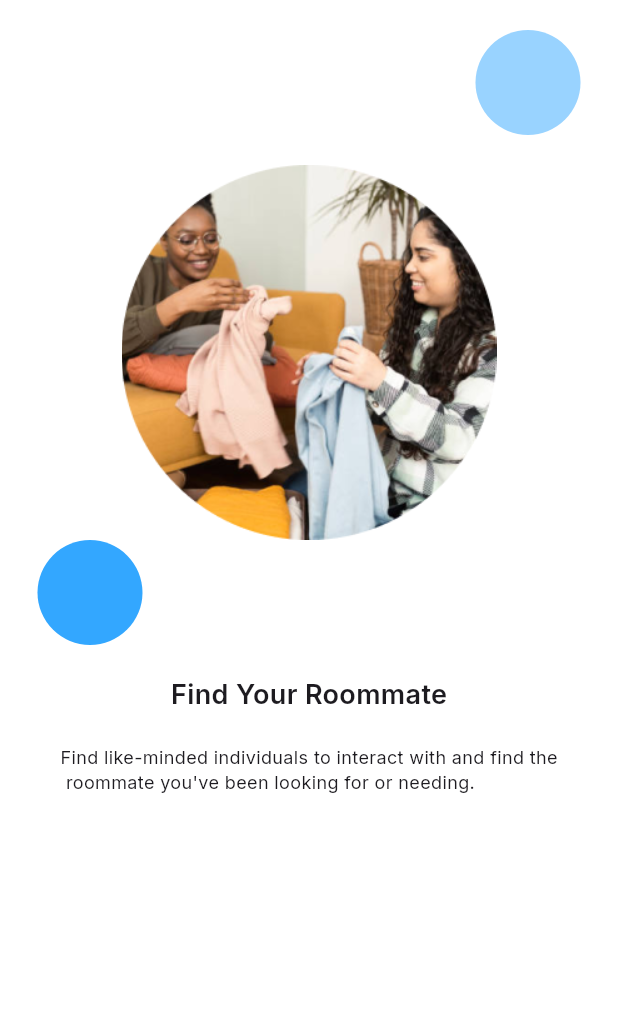
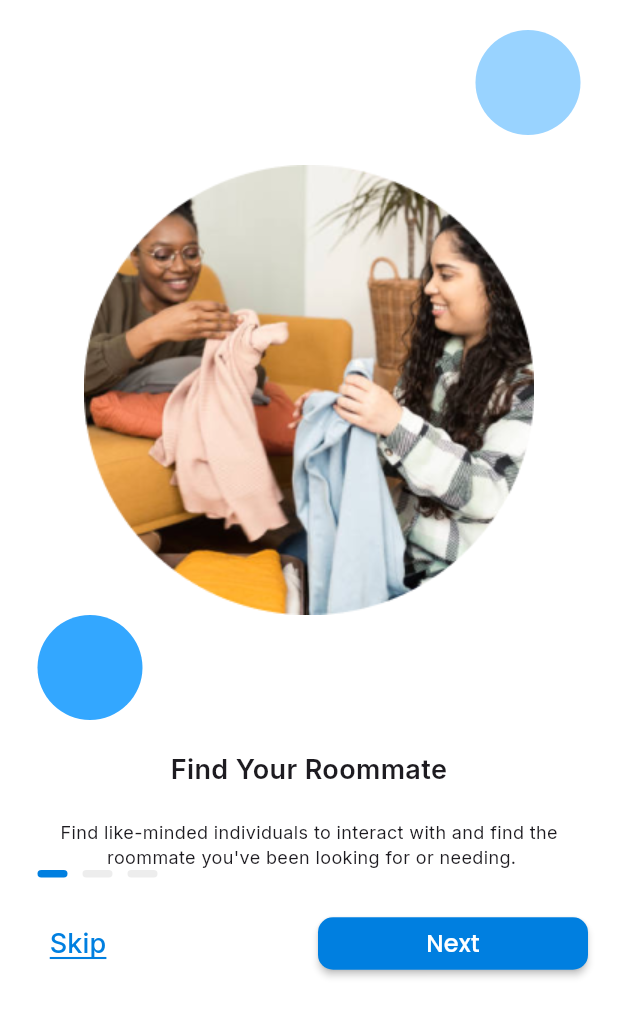
Before and after one commit to ikotun-dev/lp-mobile, a Flutter app: the screen it shows after launch, on a phone screen of 412 x 824 dp. Shown: the top 1017 px of the screen. Run offline on Flutter 3.47's test engine with Material 2 defaults, Android fonts, the phone set to English and light mode, and no system bars; our stand-ins replace google_fonts; statements that could not run were skipped.

Commit message:
onboarding commit

```diff
--- a/lib/app screens/onboard/models/onboard_model.dart
+++ b/lib/app screens/onboard/models/onboard_model.dart
@@ -13,19 +13,19 @@ final onboardAssets = [
   OnboardModel(
     header: 'Find Your Roommate',
     description:
-        "Find like-minded individuals to interact with and find the roommate you've been looking for or needing.",
+        "Find like-minded individuals to interact with and find the\n roommate you've been looking for or needing.",
     imagePath: 'onboard1',
   ),
   OnboardModel(
     header: 'Get Apartments/rooms close to you',
     description:
-        'Get apartments easily and within your budget that are  close to you and wherever you want.',
+        'Get apartments easily and within your budget that are\n  close to you and wherever you want.',
     imagePath: 'onboard2',
   ),
   OnboardModel(
     header: 'Post Your Residences',
     description:
-        "Find verified tenants by listing your apartments or rooms for rent or sale.",
+        "Find verified tenants by listing your apartments or rooms\n for rent or sale.",
     imagePath: 'onboard3',
   ),
 ];
--- a/lib/app screens/onboard/views/onboard_screen.dart
+++ b/lib/app screens/onboard/views/onboard_screen.dart
@@ -1,6 +1,9 @@
 import 'package:flutter/material.dart';
+import 'package:google_fonts/google_fonts.dart';
 import 'package:living_pro/utils/colors.dart';
 import 'package:living_pro/utils/text.dart';
+
+import '../models/onboard_model.dart';
 
 class OnboardingScreen extends StatefulWidget {
   const OnboardingScreen({super.key});
@@ -10,6 +13,7 @@ class OnboardingScreen extends StatefulWidget {
 }
 
 class _OnboardingScreenState extends State<OnboardingScreen> {
+  int index = 0;
   @override
   Widget build(BuildContext context) {
     return Scaffold(
@@ -37,14 +41,10 @@ class _OnboardingScreenState extends State<OnboardingScreen> {
               ),
               Center(
                 child: Container(
-                  height: 250,
-                  width: 250,
-                  decoration: const BoxDecoration(
-                    image: DecorationImage(
-                      image: AssetImage("assets/onboard1.png"),
-                      fit: BoxFit.fill,
-                    ),
-                  ),
+                  height: 300,
+                  width: 300,
+                  child: Image.asset(
+                      'assets/${onboardAssets[index].imagePath}.png'),
                 ),
               ),
               Row(
@@ -63,20 +63,89 @@ class _OnboardingScreenState extends State<OnboardingScreen> {
               const SizedBox(
                 height: 20,
               ),
-              const BaseText(
-                text: "Find Your Roommate",
+              BaseText(
+                text: onboardAssets[index].header,
+                alignText: TextAlign.center,
                 weight: FontWeight.w600,
                 size: 18,
               ),
               const SizedBox(
                 height: 20,
               ),
-              const Row(
-                mainAxisAlignment: MainAxisAlignment.center,
+              Center(
+                child: Row(
+                  mainAxisAlignment: MainAxisAlignment.center,
+                  children: [
+                    BaseText(
+                      text: onboardAssets[index].description,
+                      alignText: TextAlign.center,
+                      size: 12,
+                    ),
+                  ],
+                ),
+              ),
+              const SizedBox(
+                height: 6s0,
+              ),
+              Row(
+                mainAxisSize: MainAxisSize.max,
+                mainAxisAlignment: MainAxisAlignment.start,
                 children: [
-                  BaseText(
-                      text:
-                          "Find like-minded individuals to interact with and find the\n roommate you've been looking for or needing.", size: 12,),
+                  for (int i = 0; i < onboardAssets.length; i++)
+                    i == index
+                        ? OnboardingScreen(true)
+                        : OnboardingScreen(false)
+                ],
+              ),
+              const SizedBox(
+                height: 20,
+              ),
+              Row(
+                mainAxisAlignment: MainAxisAlignment.spaceBetween,
+                children: [
+                  TextButton(
+                    onPressed: () {},
+                    child: Text(
+                      "Skip",
+                      style: GoogleFonts.inter(
+                        textStyle: TextStyle(
+                          decoration: TextDecoration.underline,
+                          decorationColor: AppColor.primary1,
+                          color: AppColor.primary1,
+                          fontSize: 18,
+                        ),
+                      ),
+                    ),
+                  ),
+                  MaterialButton(
+                    height: 35,
+                    minWidth: 180,
+                    onPressed: () {
+                      if (index == 2) {
+                        Navigator.pushReplacementNamed(context, '/login');
+                      } else {
+                        setState(() => index++);
+                      }
+                    },
+                    color: AppColor.primary1,
+                    shape: RoundedRectangleBorder(
+                        borderRadius: BorderRadius.circular(10)),
+                    child: Center(
+                      child: Row(
+                        mainAxisAlignment: MainAxisAlignment.center,
+                        children: [
+                          Text(
+                            index == 2 ? 'Get Started' : "Next",
+                            style: GoogleFonts.poppins(
+                                textStyle: const TextStyle(
+                                    fontWeight: FontWeight.w500,
+                                    color: Color(0XFFFFFFFF),
+                                    fontSize: 16)),
+                          ),
+                        ],
+                      ),
+                    ),
+                  ),
                 ],
               )
             ],
@@ -85,4 +154,18 @@ class _OnboardingScreenState extends State<OnboardingScreen> {
       ),
     );
   }
+
+  // ignore: non_constant_identifier_names
+  Widget OnboardingScreen(bool isActive) {
+    return AnimatedContainer(
+      duration: const Duration(milliseconds: 100),
+      height: 5,
+      width: 20,
+      margin: const EdgeInsets.symmetric(horizontal: 5),
+      decoration: BoxDecoration(
+          color: isActive ? AppColor.primary1 : const Color(0XFFEDEDED),
+          shape: BoxShape.rectangle,
+          borderRadius: BorderRadius.circular(10)),
+    );
+  }
 }
```
Also changed, not shown: lib/utils/text.dart (+5 -5 lines).
